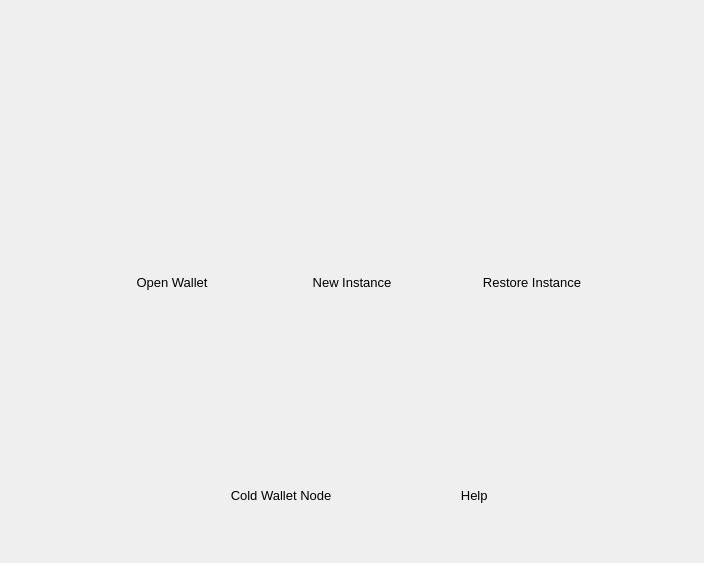
Above: windows_desktop/a_initfirsttime.ui from 0xkobe/mwc-wallet before the change. Below: the same form after it.
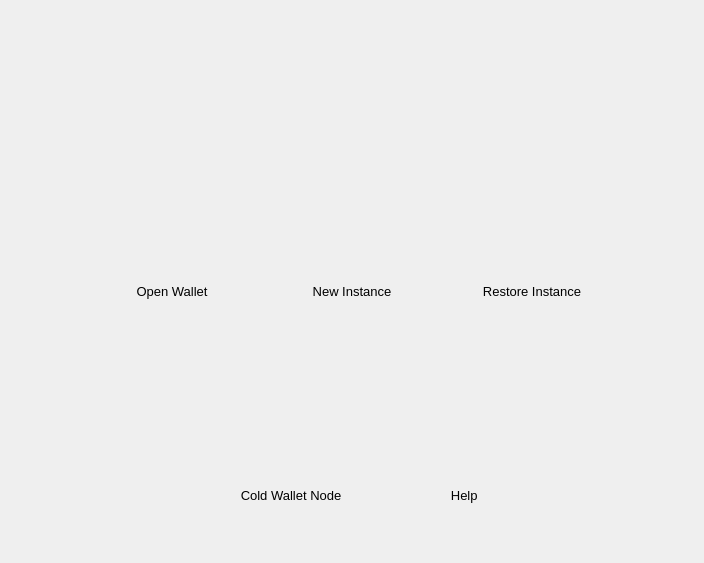
That is the form after the change. Icons and pictures are not drawn.

The edit to the form file:
```diff
--- a/windows_desktop/a_initfirsttime.ui
+++ b/windows_desktop/a_initfirsttime.ui
@@ -143,7 +143,7 @@
          <string>Create a new wallet instance</string>
         </property>
         <property name="styleSheet">
-         <string notr="true">QToolButton{ border-radius: 12px; background: transparent; font-size: 13px;} QToolButton:enabled:!checked::hover {  background-color: rgba(255, 255, 255, 0.1); }</string>
+         <string notr="true">QToolButton{ padding-top: 18px; border-radius: 12px; background: transparent; font-size: 13px;} QToolButton:enabled:!checked::hover {  background-color: rgba(255, 255, 255, 0.1); }</string>
         </property>
         <property name="text">
          <string>New Instance</string>
@@ -175,7 +175,7 @@
          <string>Restore wallet from the mnemonic passphrase</string>
         </property>
         <property name="styleSheet">
-         <string notr="true">QToolButton{ border-radius: 12px; background: transparent; font-size: 13px;} QToolButton:enabled:!checked::hover {  background-color: rgba(255, 255, 255, 0.1); }</string>
+         <string notr="true">QToolButton{ padding-top: 18px; border-radius: 12px; background: transparent; font-size: 13px;} QToolButton:enabled:!checked::hover {  background-color: rgba(255, 255, 255, 0.1); }</string>
         </property>
         <property name="text">
          <string>Restore Instance</string>
@@ -207,7 +207,7 @@
          <string>Open a wallet from not default location like USB stick or another drive</string>
         </property>
         <property name="styleSheet">
-         <string notr="true">QToolButton{ border-radius: 12px; background: transparent; font-size: 13px;} QToolButton:enabled:!checked::hover {  background-color: rgba(255, 255, 255, 0.1); }</string>
+         <string notr="true">QToolButton{ padding-top: 18px; border-radius: 12px; background: transparent; font-size: 13px;} QToolButton:enabled:!checked::hover {  background-color: rgba(255, 255, 255, 0.1); }</string>
         </property>
         <property name="text">
          <string>Open Wallet</string>
@@ -278,13 +278,13 @@
       <widget class="QToolButton" name="runOnlineNodeButton">
        <property name="minimumSize">
         <size>
-         <width>190</width>
+         <width>170</width>
          <height>40</height>
         </size>
        </property>
        <property name="maximumSize">
         <size>
-         <width>190</width>
+         <width>170</width>
          <height>40</height>
         </size>
        </property>
@@ -316,13 +316,13 @@
       <widget class="QToolButton" name="helpButton">
        <property name="minimumSize">
         <size>
-         <width>120</width>
+         <width>100</width>
          <height>40</height>
         </size>
        </property>
        <property name="maximumSize">
         <size>
-         <width>120</width>
+         <width>100</width>
          <height>40</height>
         </size>
        </property>
```
